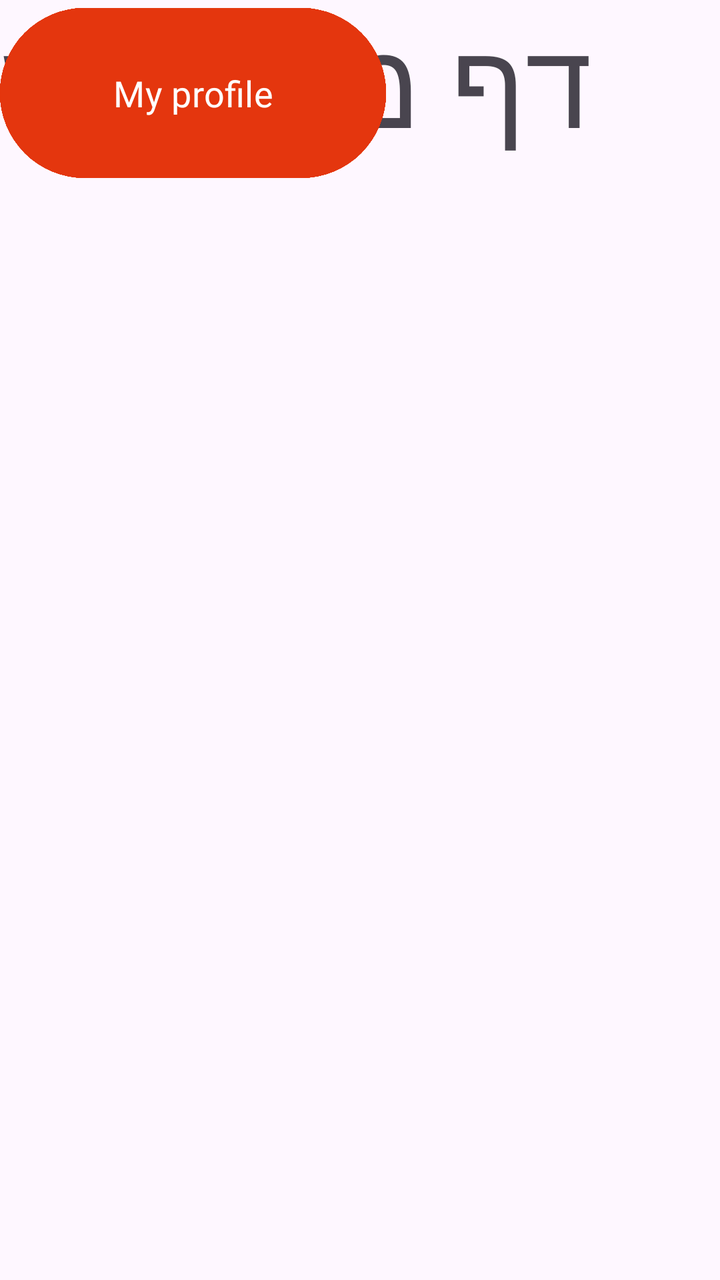
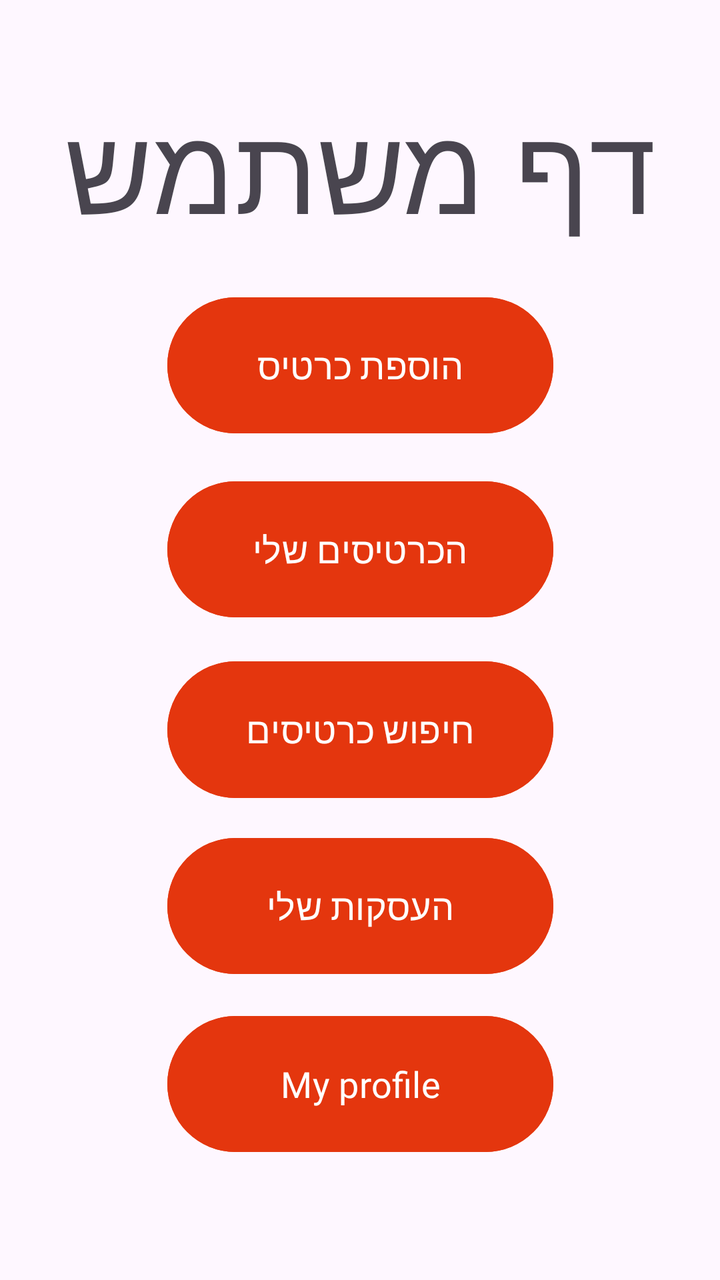

Two renders of the same Android screen: before a commit and after it. Below are the layout's source before the change and the commit's diff.
<!-- AndroidManifest.xml: application theme Theme.Eyalproject -->
<!-- res/layout/activity_user.xml -->
<?xml version="1.0" encoding="utf-8"?>
<androidx.constraintlayout.widget.ConstraintLayout xmlns:android="http://schemas.android.com/apk/res/android"
    xmlns:app="http://schemas.android.com/apk/res-auto"
    xmlns:tools="http://schemas.android.com/tools"
    android:id="@+id/main"
    android:layout_width="match_parent"
    android:layout_height="match_parent"
    tools:context=".screens.UserActivity">


    <TextView
        android:id="@+id/textView"
        android:layout_width="wrap_content"
        android:layout_height="wrap_content"
        android:fontFamily="@font/secular_one_regular"
        android:text="דף משתמש"
        android:textSize="60dp"
        tools:layout_editor_absoluteX="64dp"
        tools:layout_editor_absoluteY="43dp" />

    <Button
        android:id="@+id/btnAddTicket"
        android:layout_width="193dp"
        android:layout_height="93dp"
        android:backgroundTint="#E4360E"
        android:fontFamily="@font/secular_one_regular"
        android:text="הוספת כרטיס"
        android:textSize="18dp"
        tools:layout_editor_absoluteX="109dp"
        tools:layout_editor_absoluteY="151dp" />

    <Button
        android:id="@+id/btnMyTickets"
        android:layout_width="193dp"
        android:layout_height="93dp"
        android:backgroundTint="#E4360E"
        android:fontFamily="@font/secular_one_regular"
        android:text="הכרטיסים שלי"
        android:textSize="18dp"
        tools:layout_editor_absoluteX="109dp"
        tools:layout_editor_absoluteY="260dp" />

    <Button
        android:id="@+id/btnSearchTicket"
        android:layout_width="193dp"
        android:layout_height="93dp"
        android:backgroundTint="#E4360E"
        android:fontFamily="@font/secular_one_regular"
        android:text="חיפוש כרטיסים"
        android:textSize="18dp"
        tools:layout_editor_absoluteX="109dp"
        tools:layout_editor_absoluteY="367dp" />

    <Button
        android:id="@+id/btnMyDeals"
        android:layout_width="193dp"
        android:layout_height="93dp"
        android:backgroundTint="#E4360E"
        android:fontFamily="@font/secular_one_regular"
        android:text="העסקות שלי"
        android:textSize="18dp"
        tools:layout_editor_absoluteX="109dp"
        tools:layout_editor_absoluteY="472dp" />

    <Button
        android:id="@+id/btnMyProfile"
        android:layout_width="193dp"
        android:layout_height="93dp"
        android:backgroundTint="#E4360E"
        android:fontFamily="@font/secular_one_regular"
        android:textSize="18dp"
        android:text="My profile"
        tools:layout_editor_absoluteX="109dp"
        tools:layout_editor_absoluteY="578dp" />


</androidx.constraintlayout.widget.ConstraintLayout>
<!-- resources referenced by this layout -->
<resources>
  <style name="Theme.Eyalproject" parent="Base.Theme.Eyalproject" />
  <style name="Base.Theme.Eyalproject" parent="Theme.Material3.DayNight.NoActionBar">
          
          
      </style>
</resources>

<!-- the commit's change to res/layout/activity_user.xml (unified diff, before → after) -->
@@ -12,66 +12,85 @@
         android:id="@+id/textView"
         android:layout_width="wrap_content"
         android:layout_height="wrap_content"
+        android:layout_marginTop="43dp"
+        android:layout_marginBottom="20dp"
         android:fontFamily="@font/secular_one_regular"
         android:text="דף משתמש"
         android:textSize="60dp"
-        tools:layout_editor_absoluteX="64dp"
-        tools:layout_editor_absoluteY="43dp" />
+        app:layout_constraintBottom_toTopOf="@+id/btnAddTicket"
+        app:layout_constraintEnd_toEndOf="parent"
+        app:layout_constraintStart_toStartOf="parent"
+        app:layout_constraintTop_toTopOf="parent" />
 
     <Button
         android:id="@+id/btnAddTicket"
         android:layout_width="193dp"
-        android:layout_height="93dp"
+        android:layout_height="0dp"
+        android:layout_marginBottom="16dp"
         android:backgroundTint="#E4360E"
         android:fontFamily="@font/secular_one_regular"
         android:text="הוספת כרטיס"
         android:textSize="18dp"
-        tools:layout_editor_absoluteX="109dp"
-        tools:layout_editor_absoluteY="151dp" />
+        app:layout_constraintBottom_toTopOf="@+id/btnMyTickets"
+        app:layout_constraintEnd_toEndOf="parent"
+        app:layout_constraintStart_toStartOf="parent"
+        app:layout_constraintTop_toBottomOf="@+id/textView" />
 
     <Button
         android:id="@+id/btnMyTickets"
         android:layout_width="193dp"
-        android:layout_height="93dp"
+        android:layout_height="0dp"
+        android:layout_marginBottom="14dp"
         android:backgroundTint="#E4360E"
         android:fontFamily="@font/secular_one_regular"
         android:text="הכרטיסים שלי"
         android:textSize="18dp"
-        tools:layout_editor_absoluteX="109dp"
-        tools:layout_editor_absoluteY="260dp" />
+        app:layout_constraintBottom_toTopOf="@+id/btnSearchTicket"
+        app:layout_constraintEnd_toEndOf="parent"
+        app:layout_constraintStart_toStartOf="parent"
+        app:layout_constraintTop_toBottomOf="@+id/btnAddTicket" />
 
     <Button
         android:id="@+id/btnSearchTicket"
         android:layout_width="193dp"
-        android:layout_height="93dp"
+        android:layout_height="0dp"
+        android:layout_marginBottom="12dp"
         android:backgroundTint="#E4360E"
         android:fontFamily="@font/secular_one_regular"
         android:text="חיפוש כרטיסים"
         android:textSize="18dp"
-        tools:layout_editor_absoluteX="109dp"
-        tools:layout_editor_absoluteY="367dp" />
+        app:layout_constraintBottom_toTopOf="@+id/btnMyDeals"
+        app:layout_constraintEnd_toEndOf="parent"
+        app:layout_constraintStart_toStartOf="parent"
+        app:layout_constraintTop_toBottomOf="@+id/btnMyTickets" />
 
     <Button
         android:id="@+id/btnMyDeals"
         android:layout_width="193dp"
-        android:layout_height="93dp"
+        android:layout_height="0dp"
+        android:layout_marginBottom="13dp"
         android:backgroundTint="#E4360E"
         android:fontFamily="@font/secular_one_regular"
         android:text="העסקות שלי"
         android:textSize="18dp"
-        tools:layout_editor_absoluteX="109dp"
-        tools:layout_editor_absoluteY="472dp" />
+        app:layout_constraintBottom_toTopOf="@+id/btnMyProfile"
+        app:layout_constraintEnd_toEndOf="parent"
+        app:layout_constraintStart_toStartOf="parent"
+        app:layout_constraintTop_toBottomOf="@+id/btnSearchTicket" />
 
     <Button
         android:id="@+id/btnMyProfile"
         android:layout_width="193dp"
-        android:layout_height="93dp"
+        android:layout_height="0dp"
+        android:layout_marginBottom="60dp"
         android:backgroundTint="#E4360E"
         android:fontFamily="@font/secular_one_regular"
+        android:text="My profile"
         android:textSize="18dp"
-        android:text="My profile"
-        tools:layout_editor_absoluteX="109dp"
-        tools:layout_editor_absoluteY="578dp" />
+        app:layout_constraintBottom_toBottomOf="parent"
+        app:layout_constraintEnd_toEndOf="parent"
+        app:layout_constraintStart_toStartOf="parent"
+        app:layout_constraintTop_toBottomOf="@+id/btnMyDeals" />
 
 
 </androidx.constraintlayout.widget.ConstraintLayout>
